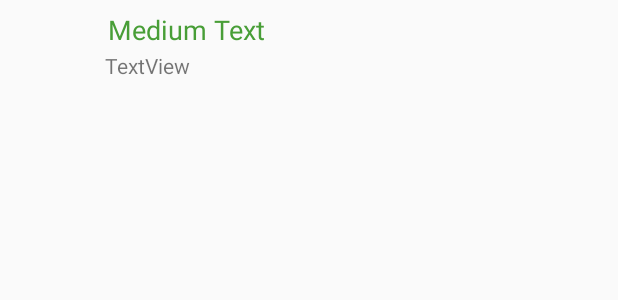
After one commit to ArnoldoHde/AbonosApp, an Android app: the layout fila_lista.xml on its own in the app's theme, with its tools: preview values and no code run, on a phone screen of 412 x 824 dp. The commit adds this screen. Shown: the top 300 px of the screen. Run offline under Robolectric (Android 15) with nearby library versions, the phone set to English and light mode, and no system bars.

Commit message:
creacion del layer Listclientes
solo se creo la estructura de la lista de cientes aun falta conectar con el servicio web

```diff
--- /dev/null
+++ b/app/src/main/res/layout/fila_lista.xml
@@ -0,0 +1,36 @@
+<?xml version="1.0" encoding="utf-8"?>
+<LinearLayout
+    xmlns:android="http://schemas.android.com/apk/res/android"
+    android:layout_width="match_parent"
+    android:layout_height="match_parent"
+    android:orientation="horizontal">
+
+    <ImageView
+        android:id="@+id/icon"
+        android:layout_width="60dp"
+        android:layout_height="60dp"
+        android:padding="5dp" />
+
+    <LinearLayout android:layout_width="wrap_content"
+        android:layout_height="wrap_content"
+        android:orientation="vertical">
+
+        <TextView
+            android:id="@+id/texto_principal"
+            android:layout_width="wrap_content"
+            android:layout_height="wrap_content"
+            android:text="Medium Text"
+            android:textAppearance="?android:attr/textAppearanceMedium"
+            android:layout_marginLeft="10dp"
+            android:layout_marginTop="5dp"
+            android:padding="2dp"
+            android:textColor="#489e37" />
+        <TextView
+            android:id="@+id/texto_secundario"
+            android:layout_width="wrap_content"
+            android:layout_height="wrap_content"
+            android:text="TextView"
+            android:layout_marginLeft="10dp"/>
+    </LinearLayout>
+
+</LinearLayout>
```
Also changed, not shown: app/src/main/java/com/example/arnoldo/myapplication/Adaptadores/ListAdapter.java (added, +41 -0 lines), app/src/main/res/layout/fragment_clientes.xml (+8 -5 lines).
